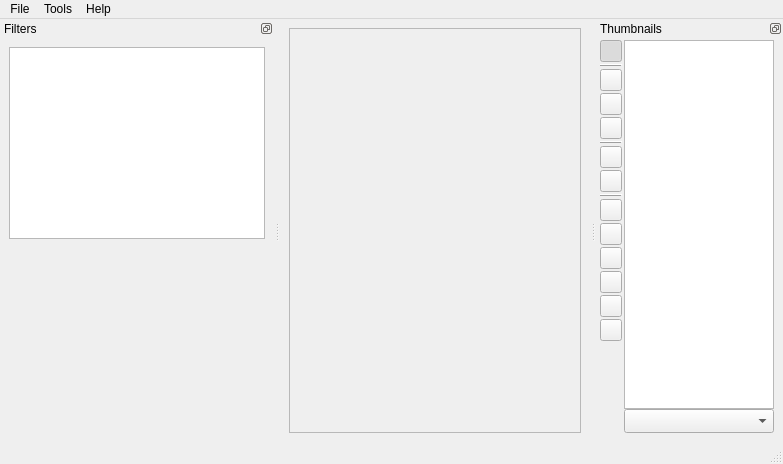
Qt form src/scantailor/app/ui/MainWindow.ui (adehad/py-scantailor) before a commit.
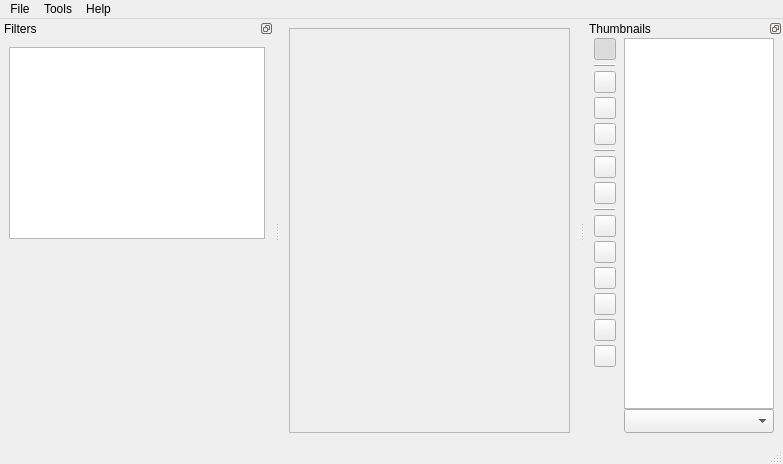
The same form after that commit. Custom widgets are drawn as their Qt base class.

Commit message:
Take layout margins and gaps from one spacing scale
Part of #236.

What changed in the file:
```diff
--- a/src/scantailor/app/ui/MainWindow.ui
+++ b/src/scantailor/app/ui/MainWindow.ui
@@ -125,21 +125,15 @@
    <widget class="QWidget" name="dockWidgetContents_2">
     <layout class="QHBoxLayout" name="horizontalLayout_4">
      <property name="spacing">
-      <number>2</number>
-     </property>
-     <property name="leftMargin">
-      <number>4</number>
+      <number>8</number>
      </property>
      <property name="topMargin">
-      <number>2</number>
-     </property>
-     <property name="bottomMargin">
-      <number>9</number>
+      <number>0</number>
      </property>
      <item>
       <layout class="QVBoxLayout" name="verticalLayout_2">
        <property name="spacing">
-        <number>2</number>
+        <number>4</number>
        </property>
        <item>
         <widget class="QToolButton" name="focusButton">
```
The commit also changes 5 other files.
